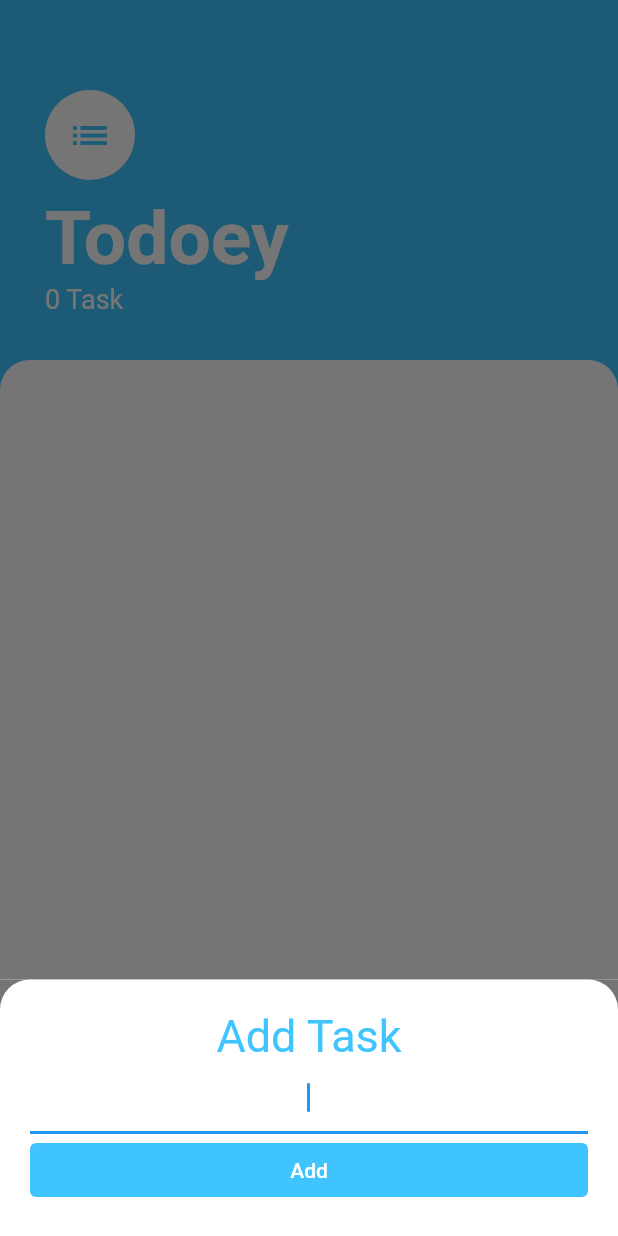
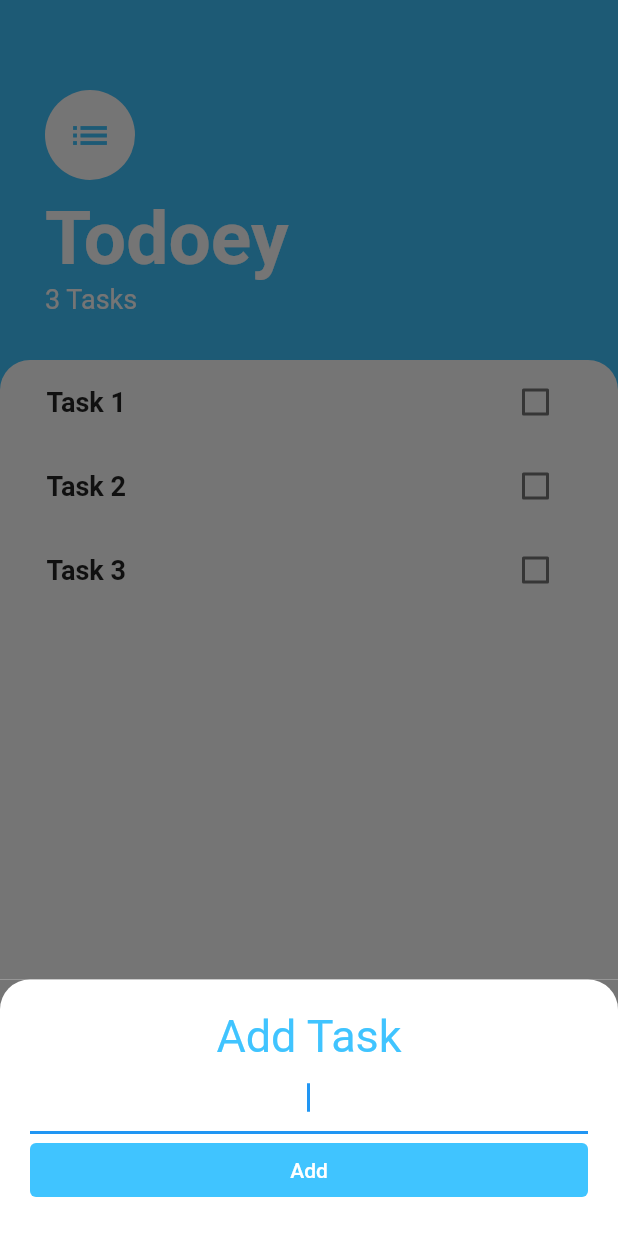
Before and after one commit to kheldar666/flutter-course, a Flutter app: the TasksScreen screen opened directly, after a tap on the "add" icon, on a phone screen of 412 x 824 dp. Run offline on Flutter 3.47's test engine with Material 2 defaults, Android fonts, the phone set to English and light mode, and no system bars; our stand-ins replace animated_text_kit, audioplayers, cloud_firestore, firebase_auth, firebase_core, flutter_dotenv and 4 more; accounts and stored records are empty.

Commit message:
Using Provider to manage State globally.

```diff
--- a/todoey_flutter/lib/main.dart
+++ b/todoey_flutter/lib/main.dart
@@ -1,4 +1,6 @@
 import 'package:flutter/material.dart';
+import 'package:provider/provider.dart';
+import 'package:todoey_flutter/models/tasks_provider.dart';
 import 'package:todoey_flutter/screens/tasks.dart';
 
 void main() {
@@ -10,8 +12,11 @@ class MyApp extends StatelessWidget {
 
   @override
   Widget build(BuildContext context) {
-    return const MaterialApp(
-      home: TasksScreen(),
+    return ChangeNotifierProvider(
+      create: (BuildContext context) => TasksDataProvider(),
+      child: const MaterialApp(
+        home: TasksScreen(),
+      ),
     );
   }
 }
--- /dev/null
+++ b/todoey_flutter/lib/models/tasks_provider.dart
@@ -0,0 +1,20 @@
+import 'package:flutter/foundation.dart';
+import 'package:todoey_flutter/models/task.dart';
+
+class TasksDataProvider extends ChangeNotifier {
+  List<Task> tasks = [
+    Task(name: 'Task 1'),
+    Task(name: 'Task 2'),
+    Task(name: 'Task 3'),
+  ];
+
+  void addTask(Task task) {
+    tasks.add(task);
+    notifyListeners();
+  }
+
+  void toggleTask(int index) {
+    tasks[index].toggleDone();
+    notifyListeners();
+  }
+}
--- a/todoey_flutter/lib/screens/add_task.dart
+++ b/todoey_flutter/lib/screens/add_task.dart
@@ -1,22 +1,15 @@
 import 'package:flutter/material.dart';
+import 'package:provider/provider.dart';
 import 'package:todoey_flutter/models/task.dart';
+import 'package:todoey_flutter/models/tasks_provider.dart';
 
-class AddTaskScreen extends StatefulWidget {
-  final void Function(Task) onAddCallback;
-  const AddTaskScreen({Key? key, required this.onAddCallback})
-      : super(key: key);
-
-  @override
-  State<AddTaskScreen> createState() => _AddTaskScreenState();
-}
-
-class _AddTaskScreenState extends State<AddTaskScreen> {
-  final _taskNameTextController = TextEditingController();
-
-  String newTaskName = '';
+class AddTaskScreen extends StatelessWidget {
+  const AddTaskScreen({Key? key}) : super(key: key);
 
   @override
   Widget build(BuildContext context) {
+    TasksDataProvider _dataProvider = Provider.of<TasksDataProvider>(context);
+    String newTaskName = '';
     return Container(
       color: const Color(0xff757575),
       child: Container(
@@ -45,7 +38,8 @@ class _AddTaskScreenState extends State<AddTaskScreen> {
               ),
               onPressed: () {
                 Task newTask = Task(name: newTaskName);
-                widget.onAddCallback(newTask);
+                _dataProvider.addTask(newTask);
+                Navigator.pop(context);
               },
               child: const Text(
                 'Add',
--- a/todoey_flutter/lib/screens/tasks.dart
+++ b/todoey_flutter/lib/screens/tasks.dart
@@ -1,20 +1,16 @@
 import 'package:flutter/material.dart';
-import 'package:todoey_flutter/models/task.dart';
+import 'package:provider/provider.dart';
+import 'package:todoey_flutter/models/tasks_provider.dart';
 import 'package:todoey_flutter/screens/add_task.dart';
 import 'package:todoey_flutter/widgets/tasks_list.dart';
 
-class TasksScreen extends StatefulWidget {
+class TasksScreen extends StatelessWidget {
   const TasksScreen({Key? key}) : super(key: key);
 
   @override
-  State<TasksScreen> createState() => _TasksScreenState();
-}
+  Widget build(BuildContext context) {
+    TasksDataProvider _dataProvider = Provider.of<TasksDataProvider>(context);
 
-class _TasksScreenState extends State<TasksScreen> {
-  List<Task> tasks = [];
-
-  @override
-  Widget build(BuildContext context) {
     return Scaffold(
       backgroundColor: Colors.lightBlueAccent,
       floatingActionButton: FloatingActionButton(
@@ -28,14 +24,7 @@ class _TasksScreenState extends State<TasksScreen> {
               child: Container(
                 padding: EdgeInsets.only(
                     bottom: MediaQuery.of(context).viewInsets.bottom),
-                child: AddTaskScreen(
-                  onAddCallback: (newTask) {
-                    setState(() {
-                      tasks.add(newTask);
-                    });
-                    Navigator.pop(context);
-                  },
-                ),
+                child: const AddTaskScreen(),
               ),
             ),
           );
@@ -74,7 +63,7 @@ class _TasksScreenState extends State<TasksScreen> {
                         fontWeight: FontWeight.w700),
                   ),
                   Text(
-                    '${tasks.length} Task${tasks.length > 1 ? 's' : ''}',
+                    '${_dataProvider.tasks.length} Task${_dataProvider.tasks.length > 1 ? 's' : ''}',
                     style: const TextStyle(
                       color: Colors.white,
                       fontSize: 18,
@@ -85,7 +74,7 @@ class _TasksScreenState extends State<TasksScreen> {
           Expanded(
             child: Container(
               padding: const EdgeInsets.symmetric(horizontal: 15),
-              child: TasksList(tasks: tasks),
+              child: TasksList(),
               decoration: const BoxDecoration(
                 color: Colors.white,
                 borderRadius: BorderRadius.only(
--- a/todoey_flutter/lib/widgets/tasks_list.dart
+++ b/todoey_flutter/lib/widgets/tasks_list.dart
@@ -1,33 +1,25 @@
 import 'package:flutter/material.dart';
-import 'package:todoey_flutter/models/task.dart';
+import 'package:provider/provider.dart';
+import 'package:todoey_flutter/models/tasks_provider.dart';
 import 'package:todoey_flutter/widgets/task_tile.dart';
 
-class TasksList extends StatefulWidget {
-  final List<Task> tasks;
-
-  const TasksList({Key? key, required this.tasks}) : super(key: key);
+class TasksList extends StatelessWidget {
+  const TasksList({Key? key}) : super(key: key);
 
   @override
-  State<TasksList> createState() => _TasksListState();
-}
+  Widget build(BuildContext context) {
+    TasksDataProvider _dataProvider = Provider.of<TasksDataProvider>(context);
 
-class _TasksListState extends State<TasksList> {
-  @override
-  Widget build(BuildContext context) {
     return ListView.builder(
       itemBuilder: (context, index) {
         return TaskTile(
-          task: widget.tasks[index],
+          task: _dataProvider.tasks[index],
           callback: (bool? value) {
-            setState(
-              () {
-                widget.tasks[index].toggleDone();
-              },
-            );
+            _dataProvider.toggleTask(index);
           },
         );
       },
-      itemCount: widget.tasks.length,
+      itemCount: _dataProvider.tasks.length,
     );
   }
 }
--- a/todoey_flutter/pubspec.yaml
+++ b/todoey_flutter/pubspec.yaml
@@ -34,6 +34,7 @@ dependencies:
   # The following adds the Cupertino Icons font to your application.
   # Use with the CupertinoIcons class for iOS style icons.
   cupertino_icons: ^1.0.2
+  provider: ^6.0.1
 
 dev_dependencies:
   flutter_test:
```
Also changed, not shown: todoey_flutter/pubspec.lock.
